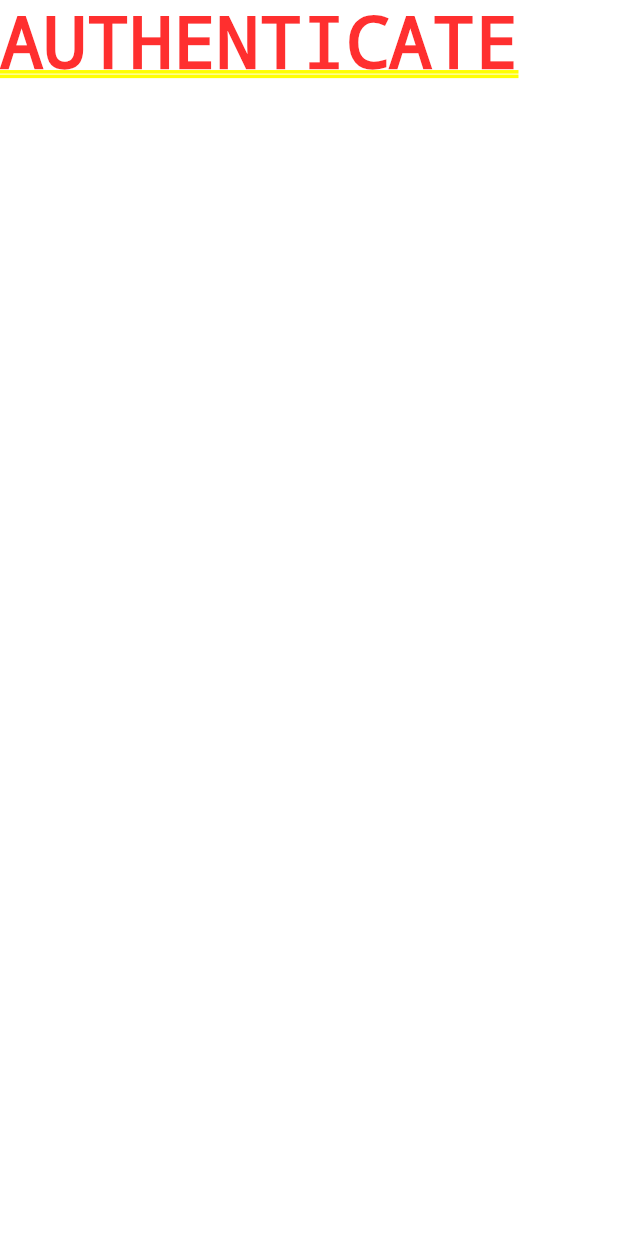
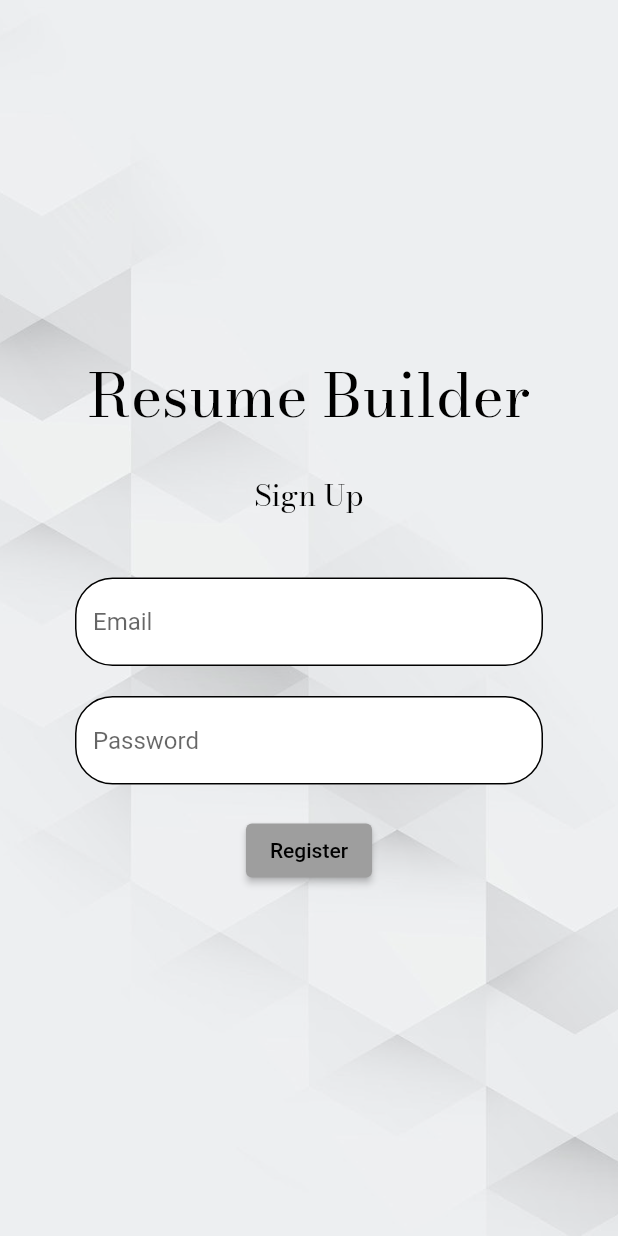
Before and after one commit to JohnnyCasares/resume_builder, a Flutter app: the screen it shows after launch, on a phone screen of 412 x 824 dp. Run offline on Flutter 3.47's test engine with Material 2 defaults, Android fonts, the phone set to English and light mode, and no system bars; our stand-ins replace cloud_firestore, firebase_auth, firebase_core, font_awesome_flutter, google_sign_in; accounts and stored records are empty; Roboto replaces fonts that are missing (Bondoni).

Commit message:
Updated register screen for a cleaner look

```diff
--- a/lib/main.dart
+++ b/lib/main.dart
@@ -2,10 +2,20 @@ import 'package:flutter/material.dart';
 import 'package:resume_builder/screens/authentication/authenticate.dart';
 import 'package:resume_builder/screens/home/home.dart';
 import 'package:resume_builder/wrapper.dart';
+import 'package:firebase_core/firebase_core.dart';
 
-void main() {
+void main() async {
+  WidgetsFlutterBinding.ensureInitialized();
+  await Firebase.initializeApp();
   runApp(const MyApp());
 }
+
+final ThemeData _themeData = new ThemeData(
+    textTheme: TextTheme(),
+    fontFamily: 'Bondoni',
+    primaryColor: Colors.grey[300],
+    primarySwatch: Colors.grey,
+    scaffoldBackgroundColor: Colors.black);
 
 class MyApp extends StatelessWidget {
   const MyApp({Key? key}) : super(key: key);
@@ -14,6 +24,7 @@ class MyApp extends StatelessWidget {
   @override
   Widget build(BuildContext context) {
     return MaterialApp(
+      theme: _themeData,
       home: Wrapper(),
     );
   }
--- a/lib/screens/authentication/authenticate.dart
+++ b/lib/screens/authentication/authenticate.dart
@@ -1,4 +1,5 @@
 import 'package:flutter/material.dart';
+import 'package:resume_builder/screens/authentication/register.dart';
 
 //This widget is gonna be a toggle to change between register screen and sign in screen
 class Authenticate extends StatefulWidget {
@@ -9,10 +10,17 @@ class Authenticate extends StatefulWidget {
 }
 
 class _AuthenticateState extends State<Authenticate> {
+  bool showSignIn = true;
+  void toggleView() {
+    setState(() {
+      showSignIn = !showSignIn;
+    });
+  }
+
   @override
   Widget build(BuildContext context) {
-    return Container(
-      child: Text('AUTHENTICATE'),
-    );
+    if (true) {
+      return Register();
+    }
   }
 }
--- /dev/null
+++ b/lib/screens/authentication/register.dart
@@ -0,0 +1,99 @@
+import 'package:flutter/material.dart';
+import 'package:font_awesome_flutter/font_awesome_flutter.dart';
+import 'package:resume_builder/services/auth.dart';
+import 'package:resume_builder/shared/textInputModel.dart';
+
+class Register extends StatefulWidget {
+  const Register({Key? key}) : super(key: key);
+
+  @override
+  _RegisterState createState() => _RegisterState();
+}
+
+class _RegisterState extends State<Register> {
+  final AuthService _authService = AuthService();
+  final _formKey = GlobalKey<FormState>();
+  @override
+  Widget build(BuildContext context) {
+    //Use scaffold to have basic structure of the screen.
+    //Might change to just Container if I dont use the safeSpace
+    return Scaffold(
+        backgroundColor: Colors.transparent,
+        body: SafeArea(
+          child: Container(
+              padding: EdgeInsets.symmetric(vertical: 20, horizontal: 50),
+              decoration: BoxDecoration(
+                image: DecorationImage(
+                    image: AssetImage('lib/assets/images/white.jpg'),
+                    fit: BoxFit.cover),
+              ),
+              child: Column(
+                mainAxisAlignment: MainAxisAlignment.center,
+                crossAxisAlignment: CrossAxisAlignment.center,
+                children: [
+                  Padding(
+                    padding: const EdgeInsets.only(bottom: 20),
+                    child: Text(
+                      'Resume Builder',
+                      style: TextStyle(
+                          fontSize: 40,
+                          fontFamily: 'BodoniModa',
+                          color: Colors.black),
+                    ),
+                  ),
+                  Padding(
+                    padding: const EdgeInsets.only(bottom: 20),
+                    child: Text(
+                      'Sign Up',
+                      style: TextStyle(
+                          fontSize: 20,
+                          fontFamily: 'BodoniModa',
+                          color: Colors.black),
+                      textAlign: TextAlign.center,
+                    ),
+                  ),
+                  //Forms to add username and Password
+                  Form(
+                      key: _formKey,
+                      child: Column(children: [
+                        SizedBox(
+                          height: 20,
+                        ),
+                        //Username Text field
+                        TextFormField(
+                          decoration: textInputDecoration('Email'),
+                          validator: (val) =>
+                              val!.isEmpty ? 'Enter an email' : null,
+                          onChanged: (val) {
+                            setState(() {
+                              //email = val;
+                            });
+                          },
+                        ),
+                        SizedBox(
+                          height: 20,
+                        ),
+                        //Password Text Field
+                        TextFormField(
+                          decoration: textInputDecoration('Password'),
+                          validator: (val) => val!.length < 6
+                              ? 'Enter a password 6+ characters long'
+                              : null,
+                          obscureText: true,
+                          onChanged: (val) {
+                            setState(() {
+                              //password = val;
+                            });
+                          },
+                        ),
+                      ])),
+                  SizedBox(
+                    height: 20,
+                  ),
+                  //ADD BUTTONS FOR SIGN UP AND GOOGLE SIGN UP
+                  ElevatedButton(onPressed: () {}, child: Text('Register')),
+                ],
+              )),
+        ));
+  }
+}
--- a/lib/screens/home/home.dart
+++ b/lib/screens/home/home.dart
@@ -5,8 +5,12 @@ class Home extends StatelessWidget {
 
   @override
   Widget build(BuildContext context) {
-    return Container(
-      child: Text('HOME'),
+    return Scaffold(
+      appBar: AppBar(
+        backgroundColor: Colors.blueGrey[600],
+        title: Text('Resume Builder'),
+        centerTitle: true,
+      ),
     );
   }
 }
--- a/lib/services/auth.dart
+++ b/lib/services/auth.dart
@@ -62,8 +62,7 @@ class AuthService {
 //Sign in with GOOGLE
   Future signInwithGoogle() async {
     try {
-      final GoogleSignInAccount? googleUser =
-          await _googleSignIn.signIn();
+      final GoogleSignInAccount? googleUser = await _googleSignIn.signIn();
       final GoogleSignInAuthentication googleSignInAuthentication =
           await googleUser!.authentication;
 
--- /dev/null
+++ b/lib/shared/logo.dart
@@ -0,0 +1,9 @@
+import 'package:flutter/material.dart';
+
+Text Logo(String logoSubtitle) {
+  return Text(
+    'Resume Builder',
+    style:
+        TextStyle(fontSize: 40, fontFamily: 'BodoniModa', color: Colors.black),
+  );
+}
--- /dev/null
+++ b/lib/shared/textInputModel.dart
@@ -0,0 +1,21 @@
+import 'package:flutter/material.dart';
+
+//This is a constant model designed for any text input for the app
+InputDecoration textInputDecoration(String hintText) {
+  return InputDecoration(
+    //hint text is gonna be provided whenever is called
+    hintText: hintText,
+    fillColor: Colors.white,
+    filled: true,
+    enabledBorder: OutlineInputBorder(
+      borderRadius: BorderRadius.circular(25),
+      borderSide: BorderSide(color: Colors.black, width: 1.0),
+    ),
+    //focused border for when the user taps/clicks on the text box they know they are
+    //interacting with it. Channges the color of the border to emphasize this action
+    focusedBorder: OutlineInputBorder(
+      borderRadius: BorderRadius.circular(25),
+      borderSide: BorderSide(color: Colors.blue, width: 2.0),
+    ),
+  );
+}
```
Also changed, not shown: pubspec.yaml (+9 -7 lines), lib/assets/fonts/BodoniModa.ttf (added), lib/assets/images/background.jpg (added), lib/assets/images/white.jpg (added), pubspec.lock, 2 other files.
